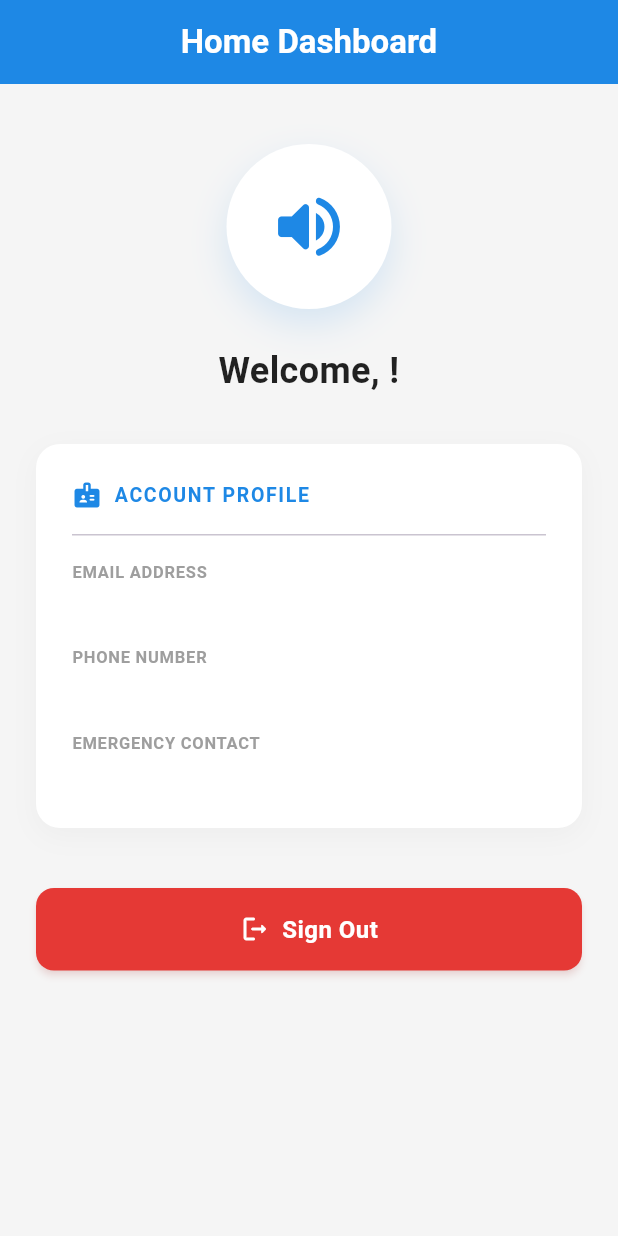
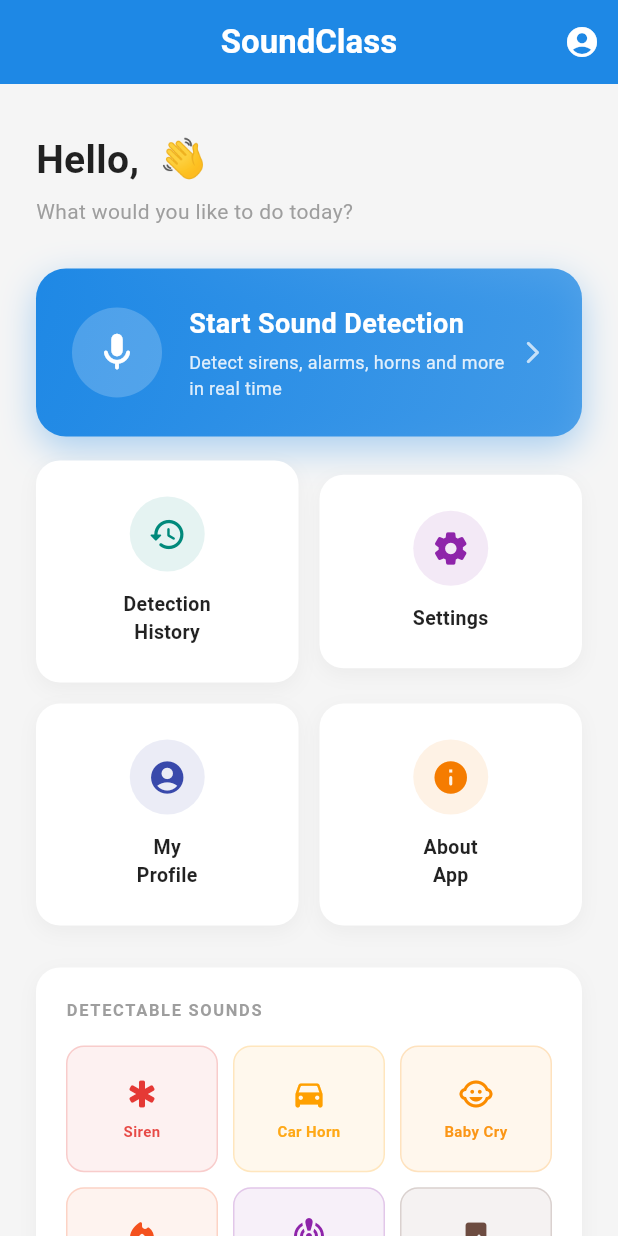
Before and after one commit to aaronnnngurung/Sound-Classification-, a Flutter app: the screen it shows once a user with an empty profile is signed in, on a phone screen of 412 x 824 dp. Run offline on Flutter 3.47's test engine with Material 3 defaults, Android fonts, the light colour scheme and no system bars; our stand-ins replace cloud_firestore, firebase_auth, firebase_core, google_sign_in; accounts and stored records are empty.

Commit message:
Updated the homepage screen making it navigation route to the dashboard, history, settings, and profile with a greeting and a large Start Detection button users see right after login.

```diff
--- a/flutter_application_1/lib/homepage.dart
+++ b/flutter_application_1/lib/homepage.dart
@@ -1,245 +1,163 @@
 import 'package:flutter/material.dart';
 import 'package:firebase_auth/firebase_auth.dart';
 import 'package:cloud_firestore/cloud_firestore.dart';
+import 'detection_dashboard.dart';
+import 'profile_screen.dart';
+import 'settings_screen.dart';
 
-class HomePage extends StatefulWidget {
+class HomePage extends StatelessWidget {
   const HomePage({Key? key}) : super(key: key);
 
   @override
-  State<HomePage> createState() => _HomePageState();
-}
-
-class _HomePageState extends State<HomePage> {
-  final FirebaseAuth _auth = FirebaseAuth.instance;
-  bool _isSigningOut = false;
-
-  Future<void> _signOut() async {
-    setState(() {
-      _isSigningOut = true;
-    });
-
-    try {
-      await _auth.signOut();
-
-      if (mounted) {
-        // Clear the entire navigation history back to the login screen
-        // Adjust the target route name string if yours differs from '/login'
-        Navigator.of(context).pushNamedAndRemoveUntil('/login', (route) => false);
-      }
-    } catch (e) {
-      if (mounted) {
-        ScaffoldMessenger.of(context).showSnackBar(
-          SnackBar(content: Text('Error signing out: $e'), backgroundColor: Colors.red),
-        );
-      }
-    } finally {
-      if (mounted) {
-        setState(() {
-          _isSigningOut = false;
-        });
-      }
-    }
-  }
-
-  void _showSignOutConfirmation() {
-    showDialog(
-      context: context,
-      builder: (dialogContext) => AlertDialog(
-        shape: RoundedRectangleBorder(borderRadius: BorderRadius.circular(16)),
-        title: const Text('Sign Out', style: TextStyle(fontWeight: FontWeight.bold)),
-        content: const Text('Are you sure you want to exit your account?'),
-        actions: [
-          TextButton(
-            onPressed: () => Navigator.pop(dialogContext),
-            child: Text('Cancel', style: TextStyle(color: Colors.grey[600])),
-          ),
-          ElevatedButton(
-            onPressed: () {
-              Navigator.pop(dialogContext);
-              _signOut();
-            },
-            style: ElevatedButton.styleFrom(
-              backgroundColor: Colors.red[600],
-              foregroundColor: Colors.white,
-              shape: RoundedRectangleBorder(borderRadius: BorderRadius.circular(8)),
-            ),
-            child: const Text('Sign Out'),
-          ),
-        ],
-      ),
-    );
-  }
-
-  @override
   Widget build(BuildContext context) {
-    final User? user = _auth.currentUser;
+    final User? user = FirebaseAuth.instance.currentUser;
 
     return Scaffold(
       backgroundColor: Colors.grey[100],
       appBar: AppBar(
-        title: const Text('Home Dashboard', style: TextStyle(fontWeight: FontWeight.w600)),
+        title: const Text(
+          'SoundClass',
+          style: TextStyle(fontWeight: FontWeight.w600),
+        ),
         centerTitle: true,
         backgroundColor: Colors.blue[600],
         foregroundColor: Colors.white,
         elevation: 0,
+        // Profile icon top right
+        actions: [
+          IconButton(
+            icon: const Icon(Icons.account_circle_rounded),
+            tooltip: 'My Profile',
+            onPressed: () => Navigator.push(
+              context,
+              MaterialPageRoute(builder: (_) => const ProfileScreen()),
             ),
-      // Upgraded from FutureBuilder to StreamBuilder for real-time document listening
+          ),
+        ],
+      ),
       body: StreamBuilder<DocumentSnapshot>(
-        stream: FirebaseFirestore.instance.collection('users').doc(user?.uid).snapshots(),
+        stream: FirebaseFirestore.instance
+            .collection('users')
+            .doc(user?.uid)
+            .snapshots(),
         builder: (context, snapshot) {
-          if (snapshot.hasError) {
-            return const Center(child: Text('Something went wrong fetching your data.'));
+          String username = 'User';
+          if (snapshot.hasData && snapshot.data!.exists) {
+            final data = snapshot.data!.data() as Map<String, dynamic>;
+            username = data['username'] ?? 'User';
           }
-
-          if (snapshot.connectionState == ConnectionState.waiting) {
-            return const Center(child: CircularProgressIndicator());
-          }
-
-          Map<String, dynamic> userData = {};
-          if (snapshot.hasData && snapshot.data!.exists) {
-            userData = snapshot.data!.data() as Map<String, dynamic>;
-          }
-
-          String displayUsername = userData['username'] ?? 'User';
-          String displayPhone = userData['phoneNumber'] ?? 'Not set';
-          String displayEmergency = userData['emergencyContact'] ?? 'Not set';
 
           return SingleChildScrollView(
             physics: const BouncingScrollPhysics(),
-            child: Padding(
-              padding: const EdgeInsets.symmetric(horizontal: 24.0),
+            padding: const EdgeInsets.all(24),
             child: Column(
-                crossAxisAlignment: CrossAxisAlignment.center,
+              crossAxisAlignment: CrossAxisAlignment.start,
               children: [
-                  const SizedBox(height: 40),
+                const SizedBox(height: 8),
 
-                  // Decorative Logo/Icon Container
-                  Container(
-                    width: 110,
-                    height: 110,
-                    decoration: BoxDecoration(
-                      shape: BoxShape.circle,
-                      color: Colors.white,
-                      boxShadow: [
-                        BoxShadow(
-                          color: Colors.blue[600]!.withOpacity(0.15),
-                          blurRadius: 20,
-                          offset: const Offset(0, 10),
-                        ),
-                      ],
-                    ),
-                    child: Center(
-                      child: Icon(
-                        Icons.volume_up_rounded,
-                        size: 55,
-                        color: Colors.blue[600],
-                      ),
-                    ),
-                  ),
-                  const SizedBox(height: 24),
-
-                  // Welcome message banner
+                // Greeting wala part
                 Text(
-                    'Welcome, $displayUsername!',
-                    textAlign: TextAlign.center,
+                  'Hello, $username 👋',
                   style: const TextStyle(
-                      fontSize: 24,
+                    fontSize: 26,
                     fontWeight: FontWeight.bold,
                     color: Colors.black87,
                   ),
                 ),
-                  const SizedBox(height: 32),
+                const SizedBox(height: 6),
+                Text(
+                  'What would you like to do today?',
+                  style: TextStyle(fontSize: 14, color: Colors.grey[500]),
+                ),
 
-                  // Account Profile Card Info Block
-                  Container(
-                    width: double.infinity,
-                    padding: const EdgeInsets.all(24),
-                    decoration: BoxDecoration(
-                      color: Colors.white,
-                      borderRadius: BorderRadius.circular(16),
-                      boxShadow: [
-                        BoxShadow(
-                          color: Colors.black.withOpacity(0.03),
-                          blurRadius: 15,
-                          offset: const Offset(0, 5),
+                const SizedBox(height: 28),
+
+                //  Primary action — Start Detection
+                _buildPrimaryCard(
+                  context: context,
+                  icon: Icons.mic_rounded,
+                  title: 'Start Sound Detection',
+                  subtitle:
+                      'Detect sirens, alarms, horns and more in real time',
+                  color: Colors.blue[600]!,
+                  onTap: () => Navigator.push(
+                    context,
+                    MaterialPageRoute(
+                      builder: (_) => const DetectionDashboard(),
                     ),
-                      ],
                   ),
-                    child: Column(
-                      crossAxisAlignment: CrossAxisAlignment.start,
-                      children: [
+                ),
+
+                const SizedBox(height: 16),
+
+                //  Secondary grid
                 Row(
                   children: [
-                            Icon(Icons.badge_rounded, color: Colors.blue[600], size: 20),
-                            const SizedBox(width: 8),
-                            Text(
-                              'ACCOUNT PROFILE',
-                              style: TextStyle(
-                                color: Colors.blue[600],
-                                fontWeight: FontWeight.bold,
-                                letterSpacing: 1.1,
-                                fontSize: 13,
+                    Expanded(
+                      child: _buildGridCard(
+                        context: context,
+                        icon: Icons.history_rounded,
+                        label: 'Detection\nHistory',
+                        color: Colors.teal[600]!,
+                        onTap: () => Navigator.pushNamed(context, '/history'),
+                      ),
+                    ),
+                    const SizedBox(width: 14),
+                    Expanded(
+                      child: _buildGridCard(
+                        context: context,
+                        icon: Icons.settings_rounded,
+                        label: 'Settings',
+                        color: Colors.purple[600]!,
+                        onTap: () => Navigator.push(
+                          context,
+                          MaterialPageRoute(
+                            builder: (_) => const SettingsScreen(),
+                          ),
+                        ),
                       ),
                     ),
                   ],
                 ),
-                        const Padding(
-                          padding: EdgeInsets.symmetric(vertical: 16.0),
-                          child: Divider(height: 1),
-                        ),
-                        _buildProfileLine('Email Address', user?.email ?? 'No email associated'),
-                        const SizedBox(height: 16),
-                        _buildProfileLine('Phone Number', displayPhone),
-                        const SizedBox(height: 16),
-                        _buildProfileLine('Emergency Contact', displayEmergency),
-                      ],
+
+                const SizedBox(height: 14),
+
+                Row(
+                  children: [
+                    Expanded(
+                      child: _buildGridCard(
+                        context: context,
+                        icon: Icons.account_circle_rounded,
+                        label: 'My\nProfile',
+                        color: Colors.indigo[600]!,
+                        onTap: () => Navigator.push(
+                          context,
+                          MaterialPageRoute(
+                            builder: (_) => const ProfileScreen(),
                           ),
                         ),
-                  const SizedBox(height: 40),
-
-                  // Sign Out interactive trigger button
-                  ElevatedButton(
-                    onPressed: _isSigningOut ? null : _showSignOutConfirmation,
-                    style: ElevatedButton.styleFrom(
-                      backgroundColor: Colors.red[600],
-                      foregroundColor: Colors.white,
-                      disabledBackgroundColor: Colors.grey[300],
-                      padding: const EdgeInsets.symmetric(vertical: 16),
-                      minimumSize: const Size.fromHeight(52),
-                      elevation: 2,
-                      shadowColor: Colors.red[600]!.withOpacity(0.25),
-                      shape: RoundedRectangleBorder(
-                        borderRadius: BorderRadius.circular(12),
                       ),
                     ),
-                    child: _isSigningOut
-                        ? const SizedBox(
-                            height: 20,
-                            width: 20,
-                            child: CircularProgressIndicator(
-                              strokeWidth: 2,
-                              valueColor: AlwaysStoppedAnimation<Color>(Colors.white),
-                            ),
-                          )
-                        : const Row(
-                            mainAxisAlignment: MainAxisAlignment.center,
-                            children: [
-                              Icon(Icons.logout_rounded, size: 20),
-                              SizedBox(width: 8),
-                              Text(
-                                'Sign Out',
-                                style: TextStyle(
-                                  fontSize: 16,
-                                  fontWeight: FontWeight.bold,
-                                  letterSpacing: 0.3,
+                    const SizedBox(width: 14),
+                    Expanded(
+                      child: _buildGridCard(
+                        context: context,
+                        icon: Icons.info_rounded,
+                        label: 'About\nApp',
+                        color: Colors.orange[700]!,
+                        onTap: () => _showAboutDialog(context),
                       ),
                     ),
                   ],
                 ),
-                  ),
-                  const SizedBox(height: 40),
+
+                const SizedBox(height: 28),
+
+                // ── Sound classes quick reference
+                _buildSoundClassesCard(),
+
+                const SizedBox(height: 32),
               ],
-              ),
             ),
           );
         },
@@ -247,90 +165,297 @@ class _HomePageState extends State<HomePage> {
     );
   }
 
-  Widget _buildProfileLine(String label, String value) {
-    return Column(
+  // Large primary action card
+  Widget _buildPrimaryCard({
+    required BuildContext context,
+    required IconData icon,
+    required String title,
+    required String subtitle,
+    required Color color,
+    required VoidCallback onTap,
+  }) {
+    return GestureDetector(
+      onTap: onTap,
+      child: Container(
+        width: double.infinity,
+        padding: const EdgeInsets.all(24),
+        decoration: BoxDecoration(
+          gradient: LinearGradient(
+            begin: Alignment.topLeft,
+            end: Alignment.bottomRight,
+            colors: [color, color.withOpacity(0.75)],
+          ),
+          borderRadius: BorderRadius.circular(20),
+          boxShadow: [
+            BoxShadow(
+              color: color.withOpacity(0.35),
+              blurRadius: 20,
+              offset: const Offset(0, 8),
+            ),
+          ],
+        ),
+        child: Row(
+          children: [
+            Container(
+              width: 60,
+              height: 60,
+              decoration: BoxDecoration(
+                color: Colors.white.withOpacity(0.2),
+                shape: BoxShape.circle,
+              ),
+              child: Icon(icon, color: Colors.white, size: 30),
+            ),
+            const SizedBox(width: 18),
+            Expanded(
+              child: Column(
                 crossAxisAlignment: CrossAxisAlignment.start,
                 children: [
                   Text(
-          label.toUpperCase(),
-          style: TextStyle(
-            color: Colors.grey[500],
-            fontSize: 11,
+                    title,
+                    style: const TextStyle(
+                      color: Colors.white,
+                      fontSize: 18,
                       fontWeight: FontWeight.bold,
-            letterSpacing: 0.5,
                     ),
                   ),
                   const SizedBox(height: 4),
                   Text(
-          value,
+                    subtitle,
+                    style: TextStyle(
+                      color: Colors.white.withOpacity(0.85),
+                      fontSize: 12,
+                    ),
+                  ),
+                ],
+              ),
+            ),
+            Icon(
+              Icons.arrow_forward_ios_rounded,
+              color: Colors.white.withOpacity(0.7),
+              size: 18,
+            ),
+          ],
+        ),
+      ),
+    );
+  }
+
+  // Smaller square grid card
+  Widget _buildGridCard({
+    required BuildContext context,
+    required IconData icon,
+    required String label,
+    required Color color,
+    required VoidCallback onTap,
+  }) {
+    return GestureDetector(
+      onTap: onTap,
+      child: Container(
+        padding: const EdgeInsets.symmetric(vertical: 24, horizontal: 16),
+        decoration: BoxDecoration(
+          color: Colors.white,
+          borderRadius: BorderRadius.circular(16),
+          boxShadow: [
+            BoxShadow(
+              color: Colors.black.withOpacity(0.04),
+              blurRadius: 10,
+              offset: const Offset(0, 4),
+            ),
+          ],
+        ),
+        child: Column(
+          mainAxisAlignment: MainAxisAlignment.center,
+          children: [
+            Container(
+              width: 50,
+              height: 50,
+              decoration: BoxDecoration(
+                color: color.withOpacity(0.1),
+                shape: BoxShape.circle,
+              ),
+              child: Icon(icon, color: color, size: 26),
+            ),
+            const SizedBox(height: 12),
+            Text(
+              label,
+              textAlign: TextAlign.center,
               style: const TextStyle(
-            fontSize: 15,
+                fontSize: 13,
                 fontWeight: FontWeight.w600,
                 color: Colors.black87,
               ),
             ),
           ],
-    );
-  }
-}
-
-
-Widget _buildCompleteProfilePrompt(BuildContext context, User? user) {
-  final _phoneController = TextEditingController();
-  final _emergencyController = TextEditingController();
-  final _usernameController = TextEditingController(text: user?.displayName ?? '');
-  final _formKey = GlobalKey<FormState>();
-
-  return Scaffold(
-    body: Padding(
-      padding: const EdgeInsets.all(24.0),
-      child: Form(
-        key: _formKey,
-        child: Column(
-          mainAxisAlignment: MainAxisAlignment.center,
-          children: [
-            Text(
-              'Finish Setting Up Your Profile',
-              style: Theme.of(context).textTheme.headlineSmall?.copyWith(fontWeight: FontWeight.bold),
-            ),
-            const SizedBox(height: 8),
-            const Text('Just a couple more details to secure your dashboard.'),
-            const SizedBox(height: 24),
-            TextFormField(
-              controller: _usernameController,
-              decoration: const InputDecoration(labelText: 'Username'),
-            ),
-            const SizedBox(height: 16),
-            TextFormField(
-              controller: _phoneController,
-              decoration: const InputDecoration(labelText: 'Phone Number'),
-              keyboardType: TextInputType.phone,
-            ),
-            const SizedBox(height: 16),
-            TextFormField(
-              controller: _emergencyController,
-              decoration: const InputDecoration(labelText: 'Emergency Contact'),
-              keyboardType: TextInputType.phone,
-            ),
-            const SizedBox(height: 32),
-            ElevatedButton(
-              onPressed: () async {
-                if (_formKey.currentState!.validate()) {
-                  // Write the complete profile packet to Firestore
-                  await FirebaseFirestore.instance.collection('users').doc(user?.uid).set({
-                    'username': _usernameController.text.trim(),
-                    'email': user?.email,
-                    'phoneNumber': _phoneController.text.trim(),
-                    'emergencyContact': _emergencyController.text.trim(),
-                    'createdAt': FieldValue.serverTimestamp(),
-                  }, SetOptions(merge: true)); // Merging protects existing fields
-                }
-              },
-              child: const Text('Save and Open Dashboard'),
-            ),
-          ],
-        ),
         ),
       ),
     );
   }
+
+  // Sound classes quick reference card
+  Widget _buildSoundClassesCard() {
+    final sounds = [
+      {
+        'icon': Icons.emergency_rounded,
+        'label': 'Siren',
+        'color': Colors.red[600]!,
+      },
+      {
+        'icon': Icons.directions_car_rounded,
+        'label': 'Car Horn',
+        'color': Colors.amber[700]!,
+      },
+      {
+        'icon': Icons.child_care_rounded,
+        'label': 'Baby Cry',
+        'color': Colors.orange[600]!,
+      },
+      {
+        'icon': Icons.local_fire_department_rounded,
+        'label': 'Fire Alarm',
+        'color': Colors.deepOrange[600]!,
+      },
+      {
+        'icon': Icons.crisis_alert_rounded,
+        'label': 'Glass Break',
+        'color': Colors.purple[600]!,
+      },
+      {
+        'icon': Icons.door_front_door_rounded,
+        'label': 'Knocking',
+        'color': Colors.brown[600]!,
+      },
+      {
+        'icon': Icons.alarm_rounded,
+        'label': 'Clock Alarm',
+        'color': Colors.blue[700]!,
+      },
+      {
+        'icon': Icons.train_rounded,
+        'label': 'Train',
+        'color': Colors.teal[600]!,
+      },
+      {
+        'icon': Icons.celebration_rounded,
+        'label': 'Fireworks',
+        'color': Colors.pink[600]!,
+      },
+    ];
+
+    return Container(
+      width: double.infinity,
+      padding: const EdgeInsets.all(20),
+      decoration: BoxDecoration(
+        color: Colors.white,
+        borderRadius: BorderRadius.circular(16),
+        boxShadow: [
+          BoxShadow(
+            color: Colors.black.withOpacity(0.04),
+            blurRadius: 10,
+            offset: const Offset(0, 4),
+          ),
+        ],
+      ),
+      child: Column(
+        crossAxisAlignment: CrossAxisAlignment.start,
+        children: [
+          Text(
+            'DETECTABLE SOUNDS',
+            style: TextStyle(
+              color: Colors.grey[500],
+              fontSize: 11,
+              fontWeight: FontWeight.bold,
+              letterSpacing: 1.1,
+            ),
+          ),
+          const SizedBox(height: 16),
+          GridView.builder(
+            shrinkWrap: true,
+            physics: const NeverScrollableScrollPhysics(),
+            gridDelegate: const SliverGridDelegateWithFixedCrossAxisCount(
+              crossAxisCount: 3,
+              crossAxisSpacing: 10,
+              mainAxisSpacing: 10,
+              childAspectRatio: 1.2,
+            ),
+            itemCount: sounds.length,
+            itemBuilder: (ctx, i) {
+              final s = sounds[i];
+              return Container(
+                decoration: BoxDecoration(
+                  color: (s['color'] as Color).withOpacity(0.07),
+                  borderRadius: BorderRadius.circular(12),
+                  border: Border.all(
+                    color: (s['color'] as Color).withOpacity(0.2),
+                  ),
+                ),
+                child: Column(
+                  mainAxisAlignment: MainAxisAlignment.center,
+                  children: [
+                    Icon(
+                      s['icon'] as IconData,
+                      color: s['color'] as Color,
+                      size: 24,
+                    ),
+                    const SizedBox(height: 6),
+                    Text(
+                      s['label'] as String,
+                      textAlign: TextAlign.center,
+                      style: TextStyle(
+                        fontSize: 10,
+                        fontWeight: FontWeight.w600,
+                        color: (s['color'] as Color).withOpacity(0.9),
+                      ),
+                    ),
+                  ],
+                ),
+              );
+            },
+          ),
+        ],
+      ),
+    );
+  }
+
+  void _showAboutDialog(BuildContext context) {
+    showDialog(
+      context: context,
+      builder: (ctx) => AlertDialog(
+        shape: RoundedRectangleBorder(borderRadius: BorderRadius.circular(16)),
+        title: Row(
+          children: [
+            Icon(Icons.info_rounded, color: Colors.orange[700]),
+            const SizedBox(width: 10),
+            const Text(
+              'About SoundClass',
+              style: TextStyle(fontWeight: FontWeight.bold),
+            ),
+          ],
+        ),
+        content: const Text(
+          'SoundClass is a mobile-based assistive alert system '
+          'designed for Deaf and Hard of Hearing (DHH) users.\n\n'
+          'It uses a CNN machine learning model to detect '
+          'emergency sounds in real time and converts them into '
+          'haptic vibrations and visual alerts — entirely offline, '
+          'with no audio ever leaving your device.\n\n'
+          'Developed by Group 41 — IIMS College\n'
+          'Version 1.0.0',
+          style: TextStyle(height: 1.55, fontSize: 13),
+        ),
+        actions: [
+          ElevatedButton(
+            onPressed: () => Navigator.pop(ctx),
+            style: ElevatedButton.styleFrom(
+              backgroundColor: Colors.orange[700],
+              foregroundColor: Colors.white,
+              shape: RoundedRectangleBorder(
+                borderRadius: BorderRadius.circular(10),
+              ),
+            ),
+            child: const Text('Close'),
+          ),
+        ],
+      ),
+    );
+  }
+}
```
Lines whose indentation alone changed are shown as unchanged.
